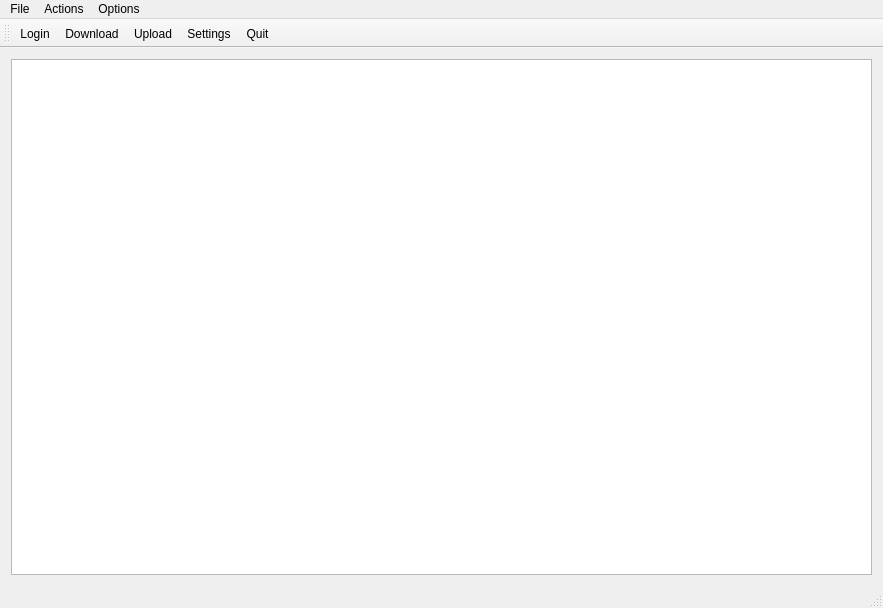
tranter/qt-google-drive, file mainwindow.ui: the form before one commit.
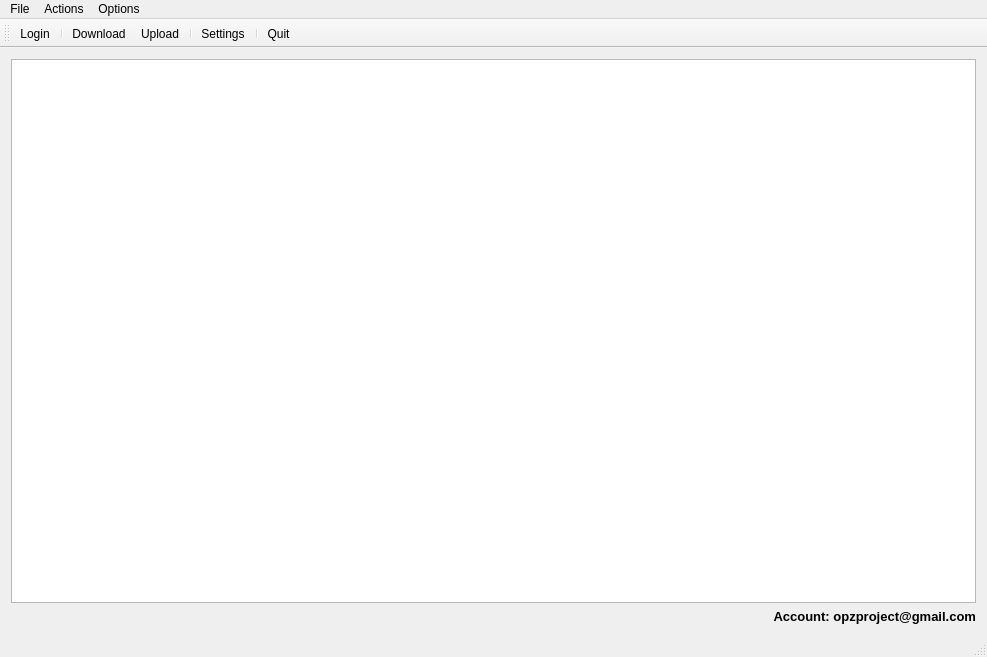
The form after the commit. Icons and pictures are not drawn.

Commit message: user interface implementation

The edit to the form file:
```diff
--- a/mainwindow.ui
+++ b/mainwindow.ui
@@ -6,8 +6,8 @@
    <rect>
     <x>0</x>
     <y>0</y>
-    <width>883</width>
-    <height>608</height>
+    <width>987</width>
+    <height>657</height>
    </rect>
   </property>
   <property name="windowTitle">
@@ -20,7 +20,7 @@
    <bool>false</bool>
   </property>
   <widget class="QWidget" name="centralWidget">
-   <layout class="QHBoxLayout" name="horizontalLayout">
+   <layout class="QVBoxLayout" name="verticalLayout">
     <item>
      <widget class="QTreeView" name="discTreeView">
       <property name="locale">
@@ -46,6 +46,39 @@
       </attribute>
      </widget>
     </item>
+    <item>
+     <widget class="QLabel" name="accountLabel">
+      <property name="font">
+       <font>
+        <family>Arial</family>
+        <pointsize>10</pointsize>
+        <weight>75</weight>
+        <bold>true</bold>
+       </font>
+      </property>
+      <property name="frameShape">
+       <enum>QFrame::NoFrame</enum>
+      </property>
+      <property name="frameShadow">
+       <enum>QFrame::Plain</enum>
+      </property>
+      <property name="text">
+       <string>Account: opzproject@gmail.com</string>
+      </property>
+      <property name="textFormat">
+       <enum>Qt::PlainText</enum>
+      </property>
+      <property name="alignment">
+       <set>Qt::AlignRight|Qt::AlignTop|Qt::AlignTrailing</set>
+      </property>
+      <property name="margin">
+       <number>0</number>
+      </property>
+      <property name="indent">
+       <number>0</number>
+      </property>
+     </widget>
+    </item>
    </layout>
   </widget>
   <widget class="QMenuBar" name="menuBar">
@@ -53,7 +86,7 @@
     <rect>
      <x>0</x>
      <y>0</y>
-     <width>883</width>
+     <width>987</width>
      <height>21</height>
     </rect>
    </property>
@@ -92,9 +125,12 @@
     <bool>false</bool>
    </attribute>
    <addaction name="actionLogin"/>
+   <addaction name="separator"/>
    <addaction name="actionDownload"/>
    <addaction name="actionUpload"/>
+   <addaction name="separator"/>
    <addaction name="actionSettings"/>
+   <addaction name="separator"/>
    <addaction name="actionQuit"/>
   </widget>
   <widget class="QStatusBar" name="statusBar"/>
```
